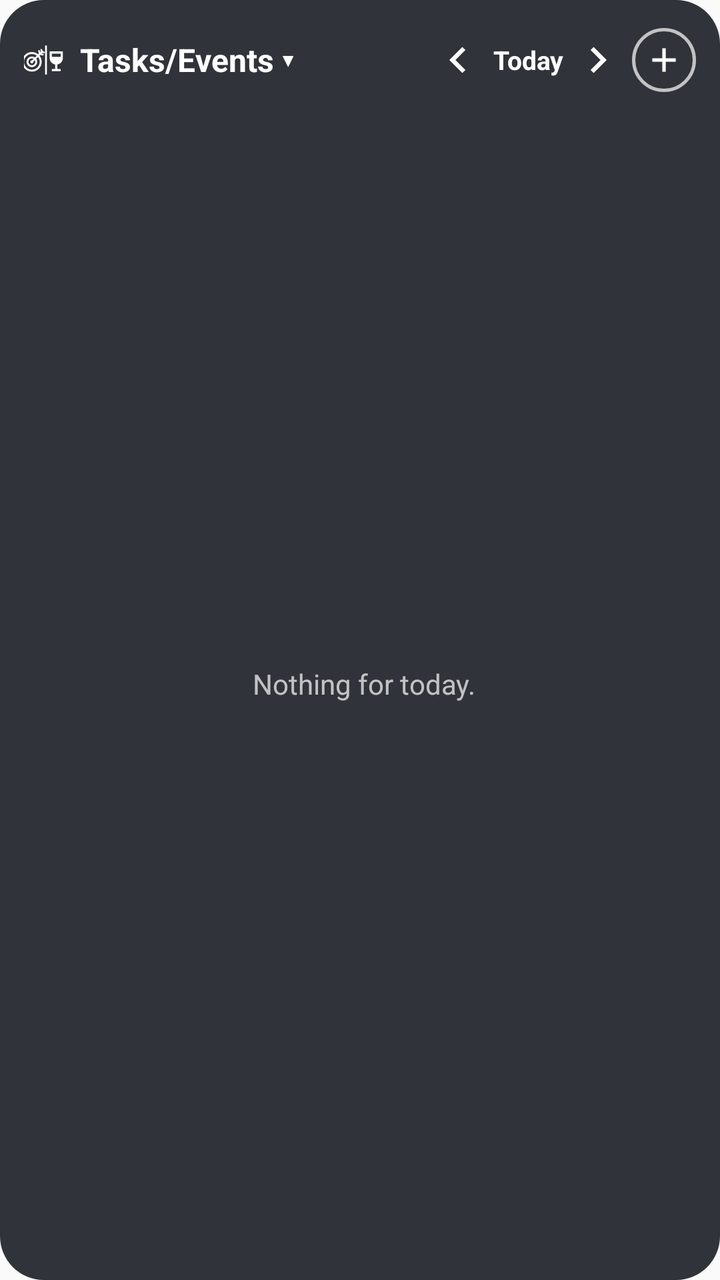
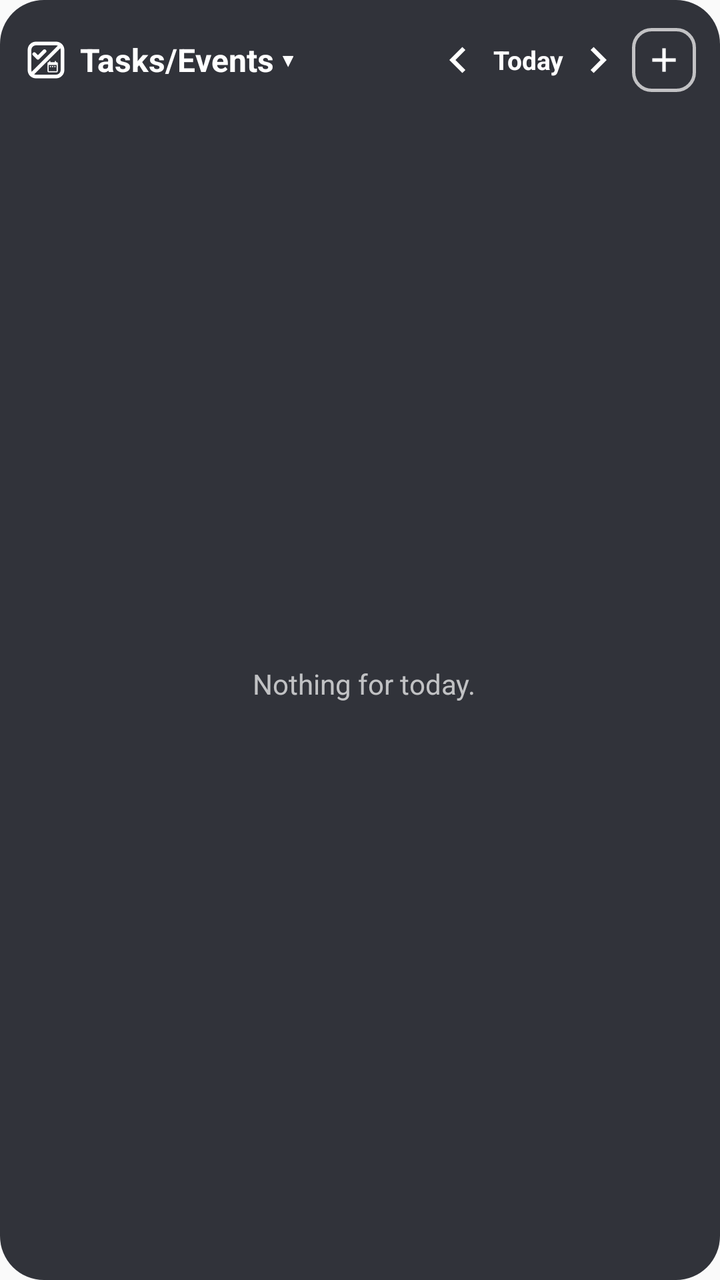

Compare the two renders of this Android layout. The source of the first and the diff that turns it into the second are given below.
<!-- AndroidManifest.xml: application theme Theme.TB2Cal -->
<!-- res/layout/widget_plan.xml -->
<?xml version="1.0" encoding="utf-8"?>
<LinearLayout xmlns:android="http://schemas.android.com/apk/res/android"
    android:id="@+id/plan_root"
    android:layout_width="match_parent"
    android:layout_height="match_parent"
    android:background="@drawable/widget_bg"
    android:orientation="vertical"
    android:paddingStart="12dp"
    android:paddingTop="8dp"
    android:paddingEnd="8dp"
    android:paddingBottom="8dp">

    <LinearLayout
        android:layout_width="match_parent"
        android:layout_height="44dp"
        android:gravity="center_vertical"
        android:orientation="horizontal">

        <LinearLayout
            android:id="@+id/plan_header"
            android:layout_width="0dp"
            android:layout_height="match_parent"
            android:layout_weight="1"
            android:gravity="center_vertical"
            android:orientation="horizontal">

            <ImageView
                android:id="@+id/plan_icon"
                android:layout_width="22dp"
                android:layout_height="22dp"
                android:layout_marginEnd="6dp"
                android:contentDescription="@null"
                android:src="@drawable/ic_w_list_both" />

            <TextView
                android:id="@+id/plan_title"
                android:layout_width="wrap_content"
                android:layout_height="wrap_content"
                android:ellipsize="end"
                android:maxLines="1"
                android:text="Tasks/Events ▾"
                android:textColor="#FFFFFFFF"
                android:textSize="16sp"
                android:textStyle="bold" />
        </LinearLayout>

        
        <ImageButton
            android:id="@+id/plan_prev"
            android:layout_width="26dp"
            android:layout_height="36dp"
            android:background="@android:color/transparent"
            android:contentDescription="Previous day"
            android:scaleType="fitCenter"
            android:src="@drawable/ic_w_prev" />

        <TextView
            android:id="@+id/plan_day"
            android:layout_width="44dp"
            android:layout_height="36dp"
            android:gravity="center"
            android:maxLines="1"
            android:text="Today"
            android:textColor="#FFFFFFFF"
            android:textSize="13sp"
            android:textStyle="bold" />

        <ImageButton
            android:id="@+id/plan_next"
            android:layout_width="26dp"
            android:layout_height="36dp"
            android:layout_marginEnd="4dp"
            android:background="@android:color/transparent"
            android:contentDescription="Next day"
            android:scaleType="fitCenter"
            android:src="@drawable/ic_w_next" />

        
        <ImageButton
            android:id="@+id/plan_add"
            android:layout_width="32dp"
            android:layout_height="32dp"
            android:layout_marginEnd="4dp"
            android:background="@drawable/widget_mode_bg"
            android:contentDescription="Add a task or event"
            android:padding="6dp"
            android:scaleType="fitCenter"
            android:src="@drawable/ic_w_add" />
    </LinearLayout>

    <FrameLayout
        android:layout_width="match_parent"
        android:layout_height="0dp"
        android:layout_weight="1">

        <ListView
            android:id="@+id/plan_list"
            android:layout_width="match_parent"
            android:layout_height="match_parent"
            android:divider="@null"
            android:dividerHeight="0dp"
            android:scrollbars="none" />

        <TextView
            android:id="@+id/plan_empty"
            android:layout_width="match_parent"
            android:layout_height="match_parent"
            android:gravity="center"
            android:text="Nothing for today."
            android:textColor="#B3FFFFFF"
            android:textSize="14sp" />
    </FrameLayout>
</LinearLayout>
<!-- resources referenced by this layout -->
<resources>
  <!-- drawable ic_w_add (drawable) -->
  <vector xmlns:android="http://schemas.android.com/apk/res/android"
      android:width="24dp"
      android:height="24dp"
      android:viewportWidth="24"
      android:viewportHeight="24">
      <path
          android:fillColor="#FFFFFFFF"
          android:pathData="M19,13h-6v6h-2v-6H5v-2h6V5h2v6h6v2z" />
  </vector>
  <!-- drawable ic_w_list_both (drawable) -->
  <vector xmlns:android="http://schemas.android.com/apk/res/android" android:width="24dp" android:height="24dp" android:viewportWidth="24" android:viewportHeight="24">
      <group android:translateX="-2.6" android:translateY="5.5" android:scaleX="0.6" android:scaleY="0.6">
      <path android:fillColor="#00000000" android:strokeColor="#FFFFFFFF" android:strokeWidth="1.8" android:pathData="M3.5,12.5a8,8 0 1,0 16,0a8,8 0 1,0 -16,0" />
      <path android:fillColor="#00000000" android:strokeColor="#FFFFFFFF" android:strokeWidth="1.8" android:pathData="M7.5,12.5a4,4 0 1,0 8,0a4,4 0 1,0 -8,0" />
      <path android:fillColor="#FFFFFFFF" android:pathData="M10.1,12.5a1.4,1.4 0 1,0 2.8,0a1.4,1.4 0 1,0 -2.8,0" />
      <path android:fillColor="#00000000" android:strokeColor="#FFFFFFFF" android:strokeWidth="1.7" android:strokeLineCap="round" android:pathData="M11.5,12.5L21,3" />
      <path android:fillColor="#00000000" android:strokeColor="#FFFFFFFF" android:strokeWidth="1.5" android:strokeLineCap="round" android:strokeLineJoin="round" android:pathData="M18,2.5L18.6,5.4L21.5,6M20,1.5L20.4,3.6L22.5,4" />
      </group>
      <path android:fillColor="#00000000" android:strokeColor="#FFFFFFFF" android:strokeWidth="1" android:strokeLineCap="round" android:pathData="M12,4.5L12,19.5" />
      <group android:translateX="10.4" android:translateY="5.5" android:scaleX="0.6" android:scaleY="0.6">
      <path android:fillColor="#FFFFFFFF" android:pathData="M6,3v6c0,2.97 2.16,5.43 5,5.91V19H8v2h8v-2h-3v-4.09c2.84,-0.48 5,-2.94 5,-5.91V3H6zM16,8H8V5h8V8z" />
      </group>
  </vector>
  <!-- drawable ic_w_next (drawable) -->
  <vector xmlns:android="http://schemas.android.com/apk/res/android"
      android:width="24dp"
      android:height="24dp"
      android:viewportWidth="24"
      android:viewportHeight="24">
      <path
          android:fillColor="#FFFFFFFF"
          android:pathData="M10,6L8.59,7.41 13.17,12l-4.58,4.59L10,18l6,-6z" />
  </vector>
  <!-- drawable ic_w_prev (drawable) -->
  <vector xmlns:android="http://schemas.android.com/apk/res/android"
      android:width="24dp"
      android:height="24dp"
      android:viewportWidth="24"
      android:viewportHeight="24">
      <path
          android:fillColor="#FFFFFFFF"
          android:pathData="M15.41,7.41L14,6l-6,6 6,6 1.41,-1.41L10.83,12z" />
  </vector>
  <!-- drawable widget_bg (drawable) -->
  <?xml version="1.0" encoding="utf-8"?>
  <shape xmlns:android="http://schemas.android.com/apk/res/android" android:shape="rectangle">
      <solid android:color="#E61C1F26" />
      <corners android:radius="22dp" />
  </shape>
  <!-- drawable widget_mode_bg (drawable) -->
  <?xml version="1.0" encoding="utf-8"?>
  <shape xmlns:android="http://schemas.android.com/apk/res/android" android:shape="oval">
      <stroke android:width="1.5dp" android:color="#B3FFFFFF" />
  </shape>
  <style name="Theme.TB2Cal" parent="android:Theme.Material.Light.NoActionBar" />
</resources>

<!-- the commit's change to res/layout/widget_plan.xml (unified diff, before → after) -->
@@ -81,7 +81,7 @@
             android:layout_width="32dp"
             android:layout_height="32dp"
             android:layout_marginEnd="4dp"
-            android:background="@drawable/widget_mode_bg"
+            android:background="@drawable/widget_square_bg"
             android:contentDescription="Add a task or event"
             android:padding="6dp"
             android:scaleType="fitCenter"
<!-- resource entries referenced after the edit -->
@@ -12,16 +12,11 @@
   </vector>
   <!-- drawable ic_w_list_both (drawable) -->
   <vector xmlns:android="http://schemas.android.com/apk/res/android" android:width="24dp" android:height="24dp" android:viewportWidth="24" android:viewportHeight="24">
-      <group android:translateX="-2.6" android:translateY="5.5" android:scaleX="0.6" android:scaleY="0.6">
-      <path android:fillColor="#00000000" android:strokeColor="#FFFFFFFF" android:strokeWidth="1.8" android:pathData="M3.5,12.5a8,8 0 1,0 16,0a8,8 0 1,0 -16,0" />
-      <path android:fillColor="#00000000" android:strokeColor="#FFFFFFFF" android:strokeWidth="1.8" android:pathData="M7.5,12.5a4,4 0 1,0 8,0a4,4 0 1,0 -8,0" />
-      <path android:fillColor="#FFFFFFFF" android:pathData="M10.1,12.5a1.4,1.4 0 1,0 2.8,0a1.4,1.4 0 1,0 -2.8,0" />
-      <path android:fillColor="#00000000" android:strokeColor="#FFFFFFFF" android:strokeWidth="1.7" android:strokeLineCap="round" android:pathData="M11.5,12.5L21,3" />
-      <path android:fillColor="#00000000" android:strokeColor="#FFFFFFFF" android:strokeWidth="1.5" android:strokeLineCap="round" android:strokeLineJoin="round" android:pathData="M18,2.5L18.6,5.4L21.5,6M20,1.5L20.4,3.6L22.5,4" />
-      </group>
-      <path android:fillColor="#00000000" android:strokeColor="#FFFFFFFF" android:strokeWidth="1" android:strokeLineCap="round" android:pathData="M12,4.5L12,19.5" />
-      <group android:translateX="10.4" android:translateY="5.5" android:scaleX="0.6" android:scaleY="0.6">
-      <path android:fillColor="#FFFFFFFF" android:pathData="M6,3v6c0,2.97 2.16,5.43 5,5.91V19H8v2h8v-2h-3v-4.09c2.84,-0.48 5,-2.94 5,-5.91V3H6zM16,8H8V5h8V8z" />
+      <path android:fillColor="#00000000" android:strokeColor="#FFFFFFFF" android:strokeWidth="2" android:strokeLineCap="round" android:strokeLineJoin="round" android:pathData="M6.5,3H17.5A3.5,3.5 0 0,1 21,6.5V17.5A3.5,3.5 0 0,1 17.5,21H6.5A3.5,3.5 0 0,1 3,17.5V6.5A3.5,3.5 0 0,1 6.5,3z" />
+      <path android:fillColor="#00000000" android:strokeColor="#FFFFFFFF" android:strokeWidth="2" android:strokeLineCap="round" android:pathData="M4.03,19.97L19.97,4.03" />
+      <path android:fillColor="#00000000" android:strokeColor="#FFFFFFFF" android:strokeWidth="2" android:strokeLineCap="round" android:strokeLineJoin="round" android:pathData="M5.6,8.8L7.6,10.8L11.2,7.2" />
+      <group android:translateX="11.9" android:translateY="11.9" android:scaleX="0.31" android:scaleY="0.31">
+          <path android:fillColor="#FFFFFFFF" android:pathData="M9,11H7v2h2v-2zM13,11h-2v2h2v-2zM17,11h-2v2h2v-2zM19,4h-1V2h-2v2H8V2H6v2H5c-1.11,0 -1.99,0.9 -1.99,2L3,20c0,1.1 0.89,2 2,2h14c1.1,0 2,-0.9 2,-2V6c0,-1.1 -0.9,-2 -2,-2zM19,20H5V9h14v11z" />
       </group>
   </vector>
   <!-- drawable ic_w_next (drawable) -->
@@ -50,10 +45,12 @@
       <solid android:color="#E61C1F26" />
       <corners android:radius="22dp" />
   </shape>
-  <!-- drawable widget_mode_bg (drawable) -->
+  <!-- drawable widget_square_bg (drawable) -->
   <?xml version="1.0" encoding="utf-8"?>
-  <shape xmlns:android="http://schemas.android.com/apk/res/android" android:shape="oval">
+  <shape xmlns:android="http://schemas.android.com/apk/res/android" android:shape="rectangle">
+      <solid android:color="#00000000" />
       <stroke android:width="1.5dp" android:color="#B3FFFFFF" />
+      <corners android:radius="9dp" />
   </shape>
   <style name="Theme.TB2Cal" parent="android:Theme.Material.Light.NoActionBar" />
 </resources>
